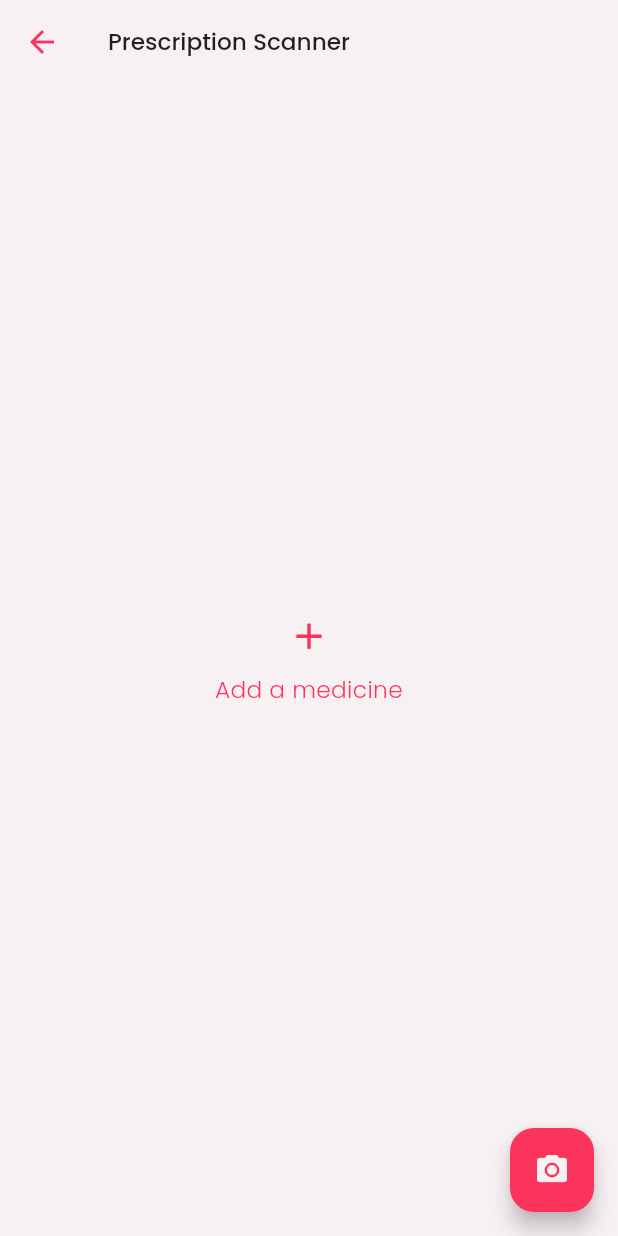
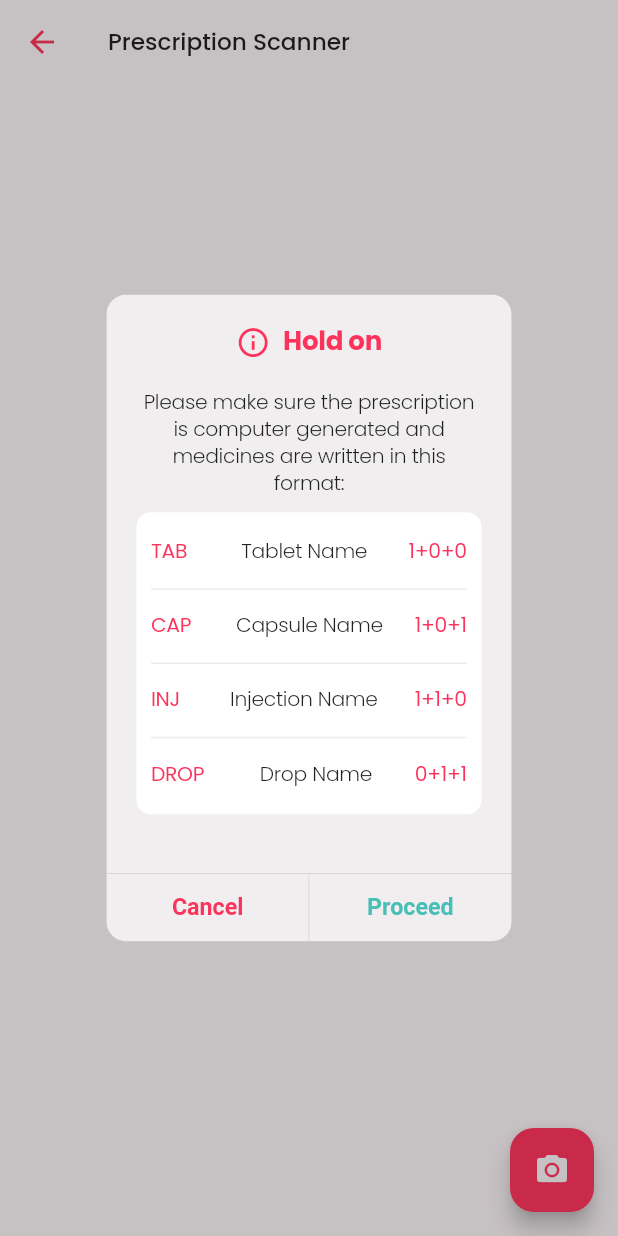
Before and after one commit to xX0ZAK0Xx/medpocket, a Flutter app: the AddMedicineScreen screen opened directly, after a tap on the "camera alt" icon, on a phone screen of 412 x 824 dp. Run offline on Flutter 3.47's test engine with Material 3 defaults, Android fonts, the phone set to English and light mode, and no system bars; our stand-ins replace awesome_snackbar_content, cached_network_image, carousel_slider, fl_chart, flutter_bloc, flutter_screenutil and 8 more; missing offline and left inert: cunning_document_scanner, google_mlkit_text_recognition; accounts and stored records are empty.

Commit message:
Medicine Alert

```diff
--- a/lib/views/medicine/segments/add_medicine_screen.dart
+++ b/lib/views/medicine/segments/add_medicine_screen.dart
@@ -105,16 +105,102 @@ class _AddMedicineScreenState extends State<AddMedicineScreen> {
             mainAxisAlignment: MainAxisAlignment.end,
             children: [
               FloatingActionButton(
-                onPressed: _scanDocuments,
-                // backgroundColor: Colors.blue,
+                onPressed: () {
+                  appAlertDialog(
+                    barrierDismissible: false,
+                    actions: [
+                      // Cancel Button
+                      CupertinoDialogAction(
+                        onPressed: () {
+                          AppRoutes.pop(context);
+                        },
+                        child: Text(
+                          "Cancel",
+                          style: TextStyle(
+                            color: AppColors.primary,
+                            fontSize: 16.sp,
+                            fontWeight: FontWeight.bold,
+                          ),
+                        ),
+                      ),
+                      // Proceed Button
+                      CupertinoDialogAction(
+                        onPressed: (){
+                          AppRoutes.pop(context);
+                          _scanDocuments();
+                        },
+                        child: Text(
+                          "Proceed",
+                          style: TextStyle(
+                            color: AppColors.secondary,
+                            fontSize: 16.sp,
+                            fontWeight: FontWeight.bold,
+                          ),
+                        ),
+                      ),
+                    ],
+                    context,
+                    content: Column(
+                      mainAxisSize: MainAxisSize.min,
+                      children: [
+                        // Title with Icon
+                        Row(
+                          mainAxisAlignment: MainAxisAlignment.center,
+                          children: [
+                            Icon(
+                              Icons.info_outline,
+                              color: AppColors.primary,
+                              size: 24.sp,
+                            ),
+                            SizedBox(width: 8.w),
+                            Text(
+                              "Hold on",
+                              style: myText(
+                                fontWeight: FontWeight.bold,
+                                color: AppColors.primary,
+                                fontSize: 18.sp,
+                              ).copyWith(fontFamily: "poppins"),
+                            ),
+                          ],
+                        ),
+                        SizedBox(height: AppSizes.bodyPadding * 2),
+                        // Description
+                        Text(
+                          "Please make sure the prescription is computer generated and medicines are written in this format:",
+                          style: myText(
+                            fontSize: 14.sp,
+                            color: AppColors.textColorb1,
+                          ).copyWith(fontFamily: "poppins"),
+                          textAlign: TextAlign.center,
+                        ),
+                        SizedBox(height: AppSizes.bodyPadding),
+                        // Medicine Format Examples
+                        Container(
+                          padding: EdgeInsets.all(AppSizes.bodyPadding),
+                          decoration: BoxDecoration(
+                            color: AppColors.white,
+                            borderRadius: BorderRadius.circular(AppSizes.borderRadiusBig),
+                          ),
+                          child: Column(
+                            crossAxisAlignment: CrossAxisAlignment.start,
+                            children: [
+                              _buildMedicineFormatRow("TAB", "Tablet Name", "1+0+0"),
+                              Divider(color: AppColors.grey.withOpacity(0.3)),
+                              _buildMedicineFormatRow("CAP", "Capsule Name", "1+0+1"),
+                              Divider(color: AppColors.grey.withOpacity(0.3)),
+                              _buildMedicineFormatRow("INJ", "Injection Name", "1+1+0"),
+                              Divider(color: AppColors.grey.withOpacity(0.3)),
+                              _buildMedicineFormatRow("DROP", "Drop Name", "0+1+1"),
+                            ],
+                          ),
+                        ),
+                        SizedBox(height: AppSizes.bodyPadding * 2),
+                      ],
+                    ),
+                  );
+                },
                 child: const Icon(Icons.camera_alt),
               ),
-              // SizedBox(height: 16), // Space between buttons
-              // FloatingActionButton(
-              //   onPressed: _addManualMedicine,
-              //   backgroundColor: Colors.green,
-              //   child: const Icon(Icons.add),
-              // ),
             ],
           ),
           appBar: AppBar(
@@ -183,6 +269,42 @@ class _AddMedicineScreenState extends State<AddMedicineScreen> {
             },
           ),
         ),
+    );
+  }
+  Widget _buildMedicineFormatRow(String type, String name, String dosage) {
+    return Padding(
+      padding: EdgeInsets.symmetric(vertical: 8.h),
+      child: Row(
+        children: [
+          Text(
+            type,
+            style: myText(
+              // fontSize: 14.sp,
+              fontWeight: FontWeight.w400,
+              color: AppColors.primary,
+            ).copyWith(fontFamily: "poppins"),
+          ),
+          SizedBox(width: 8.w),
+          Expanded(
+            child: Text(
+              name,
+              style: myText(
+                // fontSize: 14.sp,
+                color: AppColors.textColorb1,
+                // fontWeight: FontWeight.w500
+              ).copyWith(fontFamily: "poppins"),
+            ),
+          ),
+          Text(
+            dosage,
+            style: myText(
+              // fontSize: 14.sp,
+              fontWeight: FontWeight.w400,
+              color: AppColors.primary,
+            ).copyWith(fontFamily: "poppins"),
+          ),
+        ],
+      ),
     );
   }
 
```
